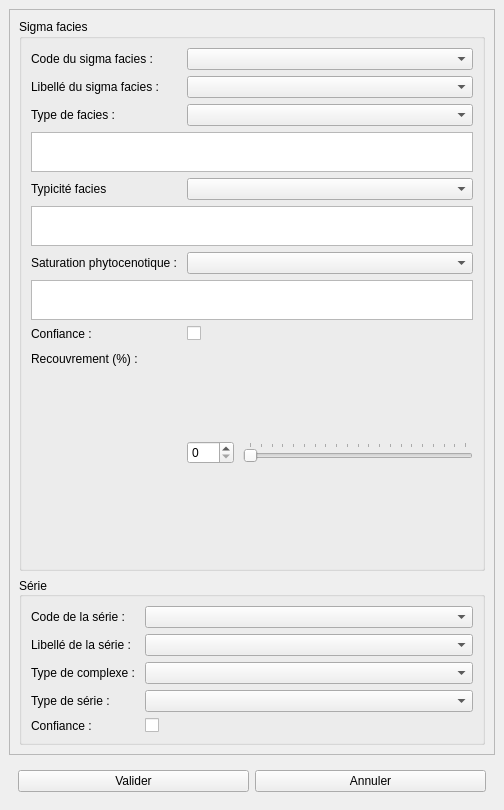
IGNF/saisie_carhab, file src/ui/form_sigmaf_cat.ui: the form before one commit.
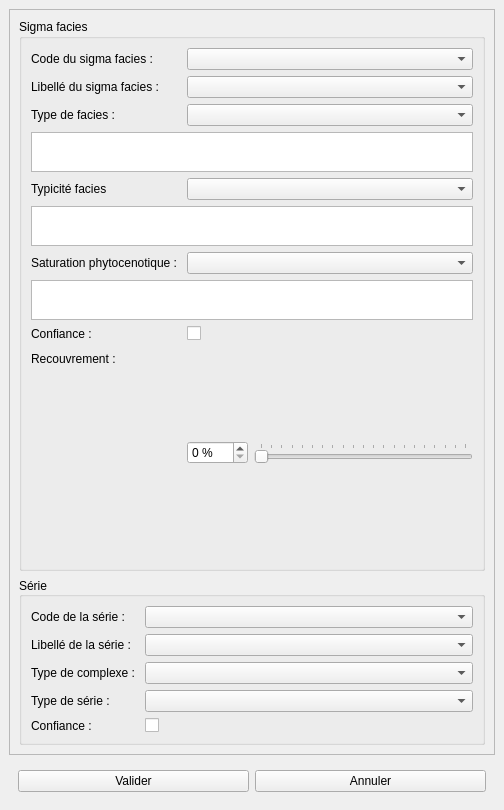
The form after the commit.

The edit to the form file:
```diff
--- a/src/ui/form_sigmaf_cat.ui
+++ b/src/ui/form_sigmaf_cat.ui
@@ -210,13 +210,13 @@
            <item row="22" column="0">
             <widget class="QLabel" name="label_4">
              <property name="text">
-              <string>Recouvrement (%) : </string>
+              <string>Recouvrement : </string>
              </property>
             </widget>
            </item>
            <item row="22" column="1">
             <widget class="QWidget" name="widget_2" native="true">
-             <layout class="QGridLayout" name="gridLayout">
+             <layout class="QHBoxLayout" name="horizontalLayout_2">
               <property name="leftMargin">
                <number>0</number>
               </property>
@@ -229,14 +229,11 @@
               <property name="bottomMargin">
                <number>0</number>
               </property>
-              <property name="horizontalSpacing">
-               <number>9</number>
-              </property>
-              <property name="verticalSpacing">
-               <number>0</number>
-              </property>
-              <item row="0" column="0">
+              <item>
                <widget class="QSpinBox" name="pct_recouv">
+                <property name="suffix">
+                 <string> %</string>
+                </property>
                 <property name="maximum">
                  <number>100</number>
                 </property>
@@ -245,7 +242,7 @@
                 </property>
                </widget>
               </item>
-              <item row="0" column="1">
+              <item>
                <widget class="QSlider" name="horizontalSlider">
                 <property name="maximum">
                  <number>100</number>
```
Left out of the diff: 16 changed lines with no effect on the pictures.
